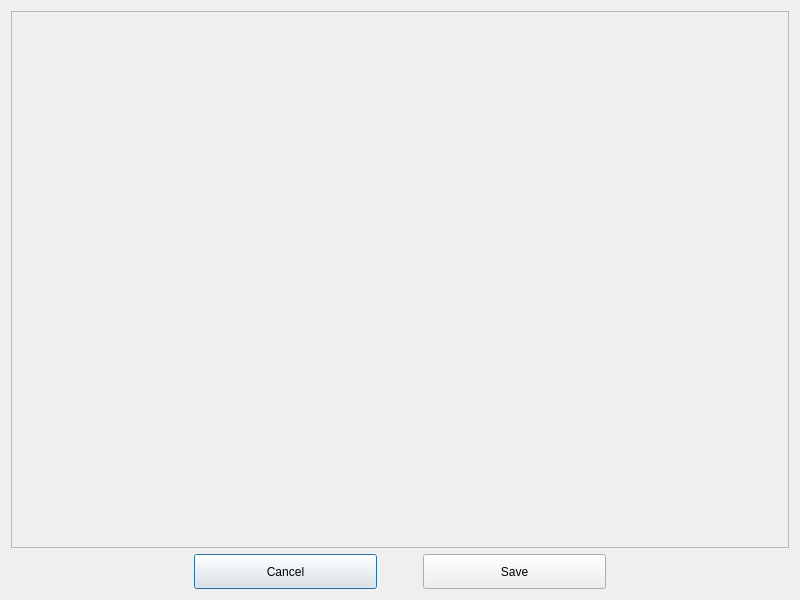
Qt form ui/menu/file_report/report_preview_dialog.ui (15903016222/Voice) before a commit.
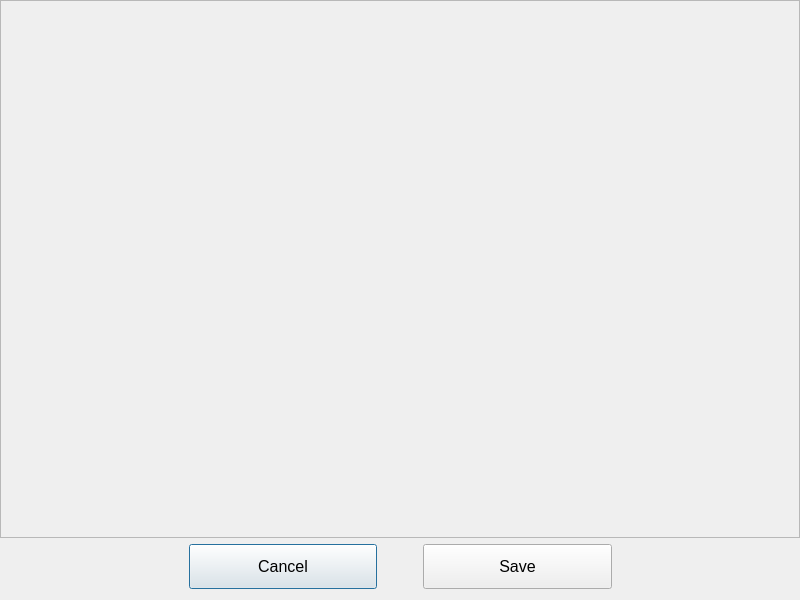
The same form after that commit.

Diff of the .ui file:
```diff
--- a/ui/menu/file_report/report_preview_dialog.ui
+++ b/ui/menu/file_report/report_preview_dialog.ui
@@ -14,6 +14,15 @@
    <string>Dialog</string>
   </property>
   <layout class="QVBoxLayout" name="verticalLayout" stretch="0,0">
+   <property name="leftMargin">
+    <number>0</number>
+   </property>
+   <property name="topMargin">
+    <number>0</number>
+   </property>
+   <property name="rightMargin">
+    <number>0</number>
+   </property>
    <item>
     <widget class="QScrollArea" name="scrollArea">
      <property name="verticalScrollBarPolicy">
@@ -33,25 +42,11 @@
        <rect>
         <x>0</x>
         <y>0</y>
-        <width>780</width>
-        <height>537</height>
+        <width>798</width>
+        <height>536</height>
        </rect>
       </property>
-      <layout class="QVBoxLayout" name="verticalLayout_2">
-       <item>
-        <widget class="QLabel" name="reportLabel">
-         <property name="sizePolicy">
-          <sizepolicy hsizetype="Expanding" vsizetype="Expanding">
-           <horstretch>0</horstretch>
-           <verstretch>0</verstretch>
-          </sizepolicy>
-         </property>
-         <property name="text">
-          <string/>
-         </property>
-        </widget>
-       </item>
-      </layout>
+      <layout class="QVBoxLayout" name="verticalLayout_2"/>
      </widget>
     </widget>
    </item>
@@ -75,9 +70,14 @@
        <property name="minimumSize">
         <size>
          <width>0</width>
-         <height>35</height>
+         <height>45</height>
         </size>
        </property>
+       <property name="font">
+        <font>
+         <pointsize>12</pointsize>
+        </font>
+       </property>
        <property name="text">
         <string>Cancel</string>
        </property>
@@ -101,9 +101,14 @@
        <property name="minimumSize">
         <size>
          <width>0</width>
-         <height>35</height>
+         <height>45</height>
         </size>
        </property>
+       <property name="font">
+        <font>
+         <pointsize>12</pointsize>
+        </font>
+       </property>
        <property name="text">
         <string>Save</string>
        </property>
```
